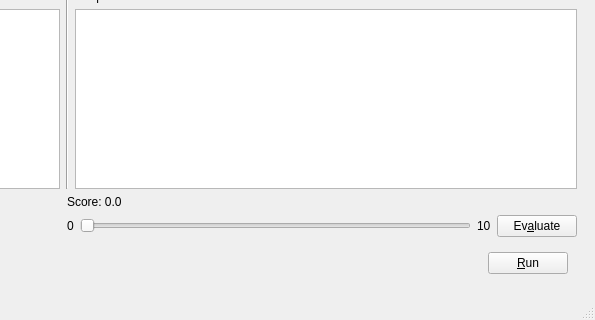
Above: src/app/mainwindow.ui from EjbejaranosAI/SEL_PW3 before the change; both pictures show x 461 to 1056 and y 377 to 697 of the 1056 by 697 pixel window. Below: the same form after it.
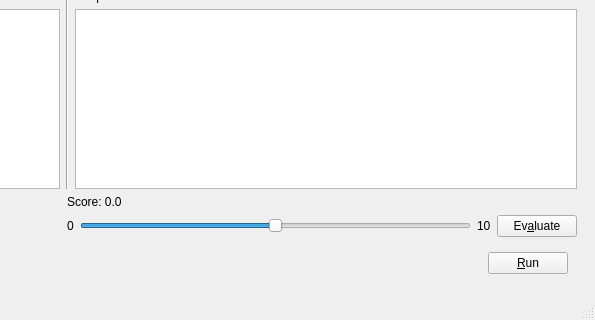
That is the form after the change.

Patch:
```diff
--- a/src/app/mainwindow.ui
+++ b/src/app/mainwindow.ui
@@ -340,6 +340,15 @@
                  <property name="singleStep">
                   <number>1</number>
                  </property>
+                 <property name="pageStep">
+                  <number>5</number>
+                 </property>
+                 <property name="value">
+                  <number>50</number>
+                 </property>
+                 <property name="sliderPosition">
+                  <number>50</number>
+                 </property>
                  <property name="orientation">
                   <enum>Qt::Horizontal</enum>
                  </property>
```
Left out of the diff: 2 changed lines with no effect on the pictures.
